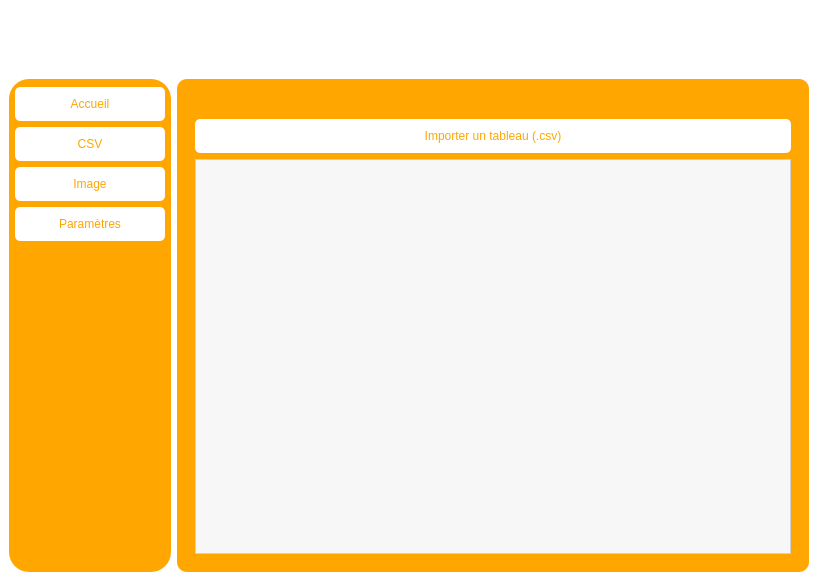
This is ui/mainwindow.ui in thibaud-heub/projet-s7 as Qt 5 draws it before an edit. The edited form follows.
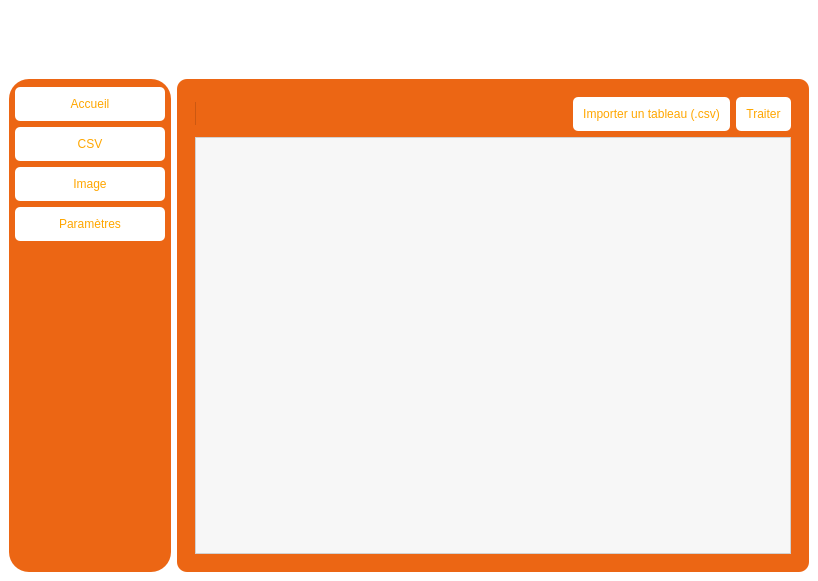
This is the edited form. The open tabs and pages were chosen to show the change. Icons and pictures are not drawn.

Patch:
```diff
--- a/ui/mainwindow.ui
+++ b/ui/mainwindow.ui
@@ -27,7 +27,7 @@
 	background-color: rgb(255, 255, 255);
 }
 #side_menu{
-	background-color: rgb(255, 166, 0);
+	background-color: rgb(236, 102, 20);
 	border-radius: 20px;
 }
 QPushButton{
@@ -37,11 +37,52 @@
 	color: rgb(255, 166, 0);
 }
 #main_body{
-	background-color: rgb(255, 166, 0);
+	background-color: rgb(236, 102, 20);
 	border-radius: 10px;
 	color: #000000;
 	
-}</string>
+}
+QTableWidget {
+    background-color: #f7f7f7; /* Couleur de fond */
+    border: 1px solid #d1d1d1; /* Bordure */
+    gridline-color: #d1d1d1; /* Couleur des lignes de grille */
+
+    selection-background-color: #a6c9e2; /* Couleur de fond de la sélection */
+    selection-color: #000000; /* Couleur du texte de la sélection */
+}
+
+QTableWidget::item {
+    padding: 5px; /* Espacement intérieur des cellules */
+}
+
+QHeaderView::section {
+    background-color: #f7f7f7; /* Couleur de fond de l'en-tête */
+    border: 1px solid #d1d1d1; /* Bordure de l'en-tête */
+    padding: 2px; /* Espacement intérieur de l'en-tête */
+    font-weight: bold; /* Style de police de l'en-tête */
+}
+
+QHeaderView::section:checked {
+    background-color: #a6c9e2; /* Couleur de fond de la case cochée de l'en-tête */
+}
+
+QTableWidget::horizontalHeader {
+    border-bottom: 1px solid #d1d1d1; /* Bordure inférieure de l'en-tête horizontal */
+}
+
+QTableWidget::verticalHeader {
+    border-right: 1px solid #d1d1d1; /* Bordure droite de l'en-tête vertical */
+}
+
+QTableWidget::item:selected {
+    background-color: #a6c9e2; /* Couleur de fond des cellules sélectionnées */
+    color: #000000; /* Couleur du texte des cellules sélectionnées */
+}
+
+QTableWidget::item:hover {
+    background-color: #e6f2ff; /* Couleur de fond au survol de la cellule */
+}
+</string>
    </property>
    <layout class="QVBoxLayout" name="verticalLayout_3">
     <item>
@@ -321,61 +362,53 @@
             <widget class="QWidget" name="page_1">
              <layout class="QVBoxLayout" name="verticalLayout">
               <item>
-               <widget class="QLineEdit" name="lineEdit_2"/>
-              </item>
-              <item>
-               <widget class="QPushButton" name="importer_button">
-                <property name="text">
-                 <string>Importer un tableau (.csv)</string>
-                </property>
-               </widget>
-              </item>
-              <item>
-               <widget class="QTableWidget" name="tableWidget">
-                <property name="styleSheet">
-                 <string notr="true">QTableWidget {
-    background-color: #f7f7f7; /* Couleur de fond */
-    border: 1px solid #d1d1d1; /* Bordure */
-    gridline-color: #d1d1d1; /* Couleur des lignes de grille */
-
-    selection-background-color: #a6c9e2; /* Couleur de fond de la sélection */
-    selection-color: #000000; /* Couleur du texte de la sélection */
-}
-
-QTableWidget::item {
-    padding: 5px; /* Espacement intérieur des cellules */
-}
-
-QHeaderView::section {
-    background-color: #f7f7f7; /* Couleur de fond de l'en-tête */
-    border: 1px solid #d1d1d1; /* Bordure de l'en-tête */
-    padding: 2px; /* Espacement intérieur de l'en-tête */
-    font-weight: bold; /* Style de police de l'en-tête */
-}
-
-QHeaderView::section:checked {
-    background-color: #a6c9e2; /* Couleur de fond de la case cochée de l'en-tête */
-}
-
-QTableWidget::horizontalHeader {
-    border-bottom: 1px solid #d1d1d1; /* Bordure inférieure de l'en-tête horizontal */
-}
-
-QTableWidget::verticalHeader {
-    border-right: 1px solid #d1d1d1; /* Bordure droite de l'en-tête vertical */
-}
-
-QTableWidget::item:selected {
-    background-color: #a6c9e2; /* Couleur de fond des cellules sélectionnées */
-    color: #000000; /* Couleur du texte des cellules sélectionnées */
-}
-
-QTableWidget::item:hover {
-    background-color: #e6f2ff; /* Couleur de fond au survol de la cellule */
-}
-</string>
-                </property>
-               </widget>
+               <layout class="QVBoxLayout" name="verticalLayout_8">
+                <item>
+                 <layout class="QHBoxLayout" name="horizontalLayout">
+                  <item>
+                   <layout class="QVBoxLayout" name="verticalLayout_9">
+                    <item>
+                     <widget class="QProgressBar" name="progressBar_2">
+                      <property name="minimumSize">
+                       <size>
+                        <width>0</width>
+                        <height>25</height>
+                       </size>
+                      </property>
+                      <property name="value">
+                       <number>0</number>
+                      </property>
+                      <property name="textVisible">
+                       <bool>false</bool>
+                      </property>
+                     </widget>
+                    </item>
+                   </layout>
+                  </item>
+                  <item>
+                   <widget class="QPushButton" name="importer_button">
+                    <property name="text">
+                     <string>Importer un tableau (.csv)</string>
+                    </property>
+                   </widget>
+                  </item>
+                  <item>
+                   <widget class="QPushButton" name="pushButton_6">
+                    <property name="text">
+                     <string>Traiter</string>
+                    </property>
+                   </widget>
+                  </item>
+                 </layout>
+                </item>
+                <item>
+                 <widget class="QTableWidget" name="tableWidget">
+                  <property name="styleSheet">
+                   <string notr="true"/>
+                  </property>
+                 </widget>
+                </item>
+               </layout>
               </item>
              </layout>
             </widget>
```
Left out of the diff: 247 changed lines with no effect on the pictures.
